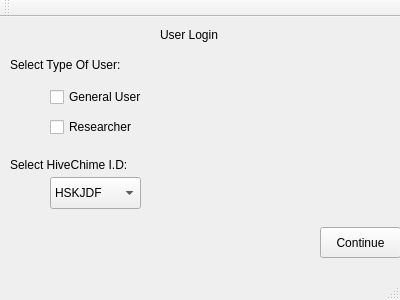
ShihoVN/HiveChime, file GUI/bees.ui: the form before one commit.
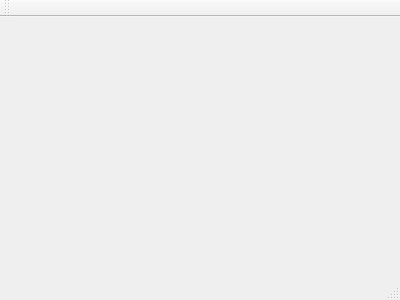
The form after the commit.

The edit to the form file:
```diff
--- a/GUI/bees.ui
+++ b/GUI/bees.ui
@@ -13,106 +13,7 @@
   <property name="windowTitle">
    <string>Bees</string>
   </property>
-  <widget class="QWidget" name="centralWidget">
-   <widget class="QPushButton" name="pushButton">
-    <property name="geometry">
-     <rect>
-      <x>320</x>
-      <y>210</y>
-      <width>81</width>
-      <height>31</height>
-     </rect>
-    </property>
-    <property name="text">
-     <string>Continue</string>
-    </property>
-   </widget>
-   <widget class="QLabel" name="label">
-    <property name="geometry">
-     <rect>
-      <x>160</x>
-      <y>10</y>
-      <width>71</width>
-      <height>16</height>
-     </rect>
-    </property>
-    <property name="text">
-     <string>User Login</string>
-    </property>
-   </widget>
-   <widget class="QLabel" name="label_2">
-    <property name="geometry">
-     <rect>
-      <x>10</x>
-      <y>40</y>
-      <width>131</width>
-      <height>16</height>
-     </rect>
-    </property>
-    <property name="text">
-     <string>Select Type Of User:</string>
-    </property>
-   </widget>
-   <widget class="QCheckBox" name="checkBox">
-    <property name="geometry">
-     <rect>
-      <x>50</x>
-      <y>70</y>
-      <width>101</width>
-      <height>20</height>
-     </rect>
-    </property>
-    <property name="text">
-     <string>General User</string>
-    </property>
-   </widget>
-   <widget class="QCheckBox" name="checkBox_2">
-    <property name="geometry">
-     <rect>
-      <x>50</x>
-      <y>100</y>
-      <width>91</width>
-      <height>20</height>
-     </rect>
-    </property>
-    <property name="text">
-     <string>Researcher</string>
-    </property>
-   </widget>
-   <widget class="QLabel" name="label_3">
-    <property name="geometry">
-     <rect>
-      <x>10</x>
-      <y>140</y>
-      <width>131</width>
-      <height>16</height>
-     </rect>
-    </property>
-    <property name="text">
-     <string>Select HiveChime I.D:</string>
-    </property>
-   </widget>
-   <widget class="QComboBox" name="comboBox">
-    <property name="geometry">
-     <rect>
-      <x>50</x>
-      <y>160</y>
-      <width>91</width>
-      <height>32</height>
-     </rect>
-    </property>
-    <item>
-     <property name="text">
-      <string>HSKJDF</string>
-     </property>
-    </item>
-    <item>
-     <property name="text">
-      <string>JKFDSF</string>
-     </property>
-    </item>
-   </widget>
-  </widget>
+  <widget class="QWidget" name="centralWidget"/>
   <widget class="QMenuBar" name="menuBar">
    <property name="geometry">
     <rect>
```
